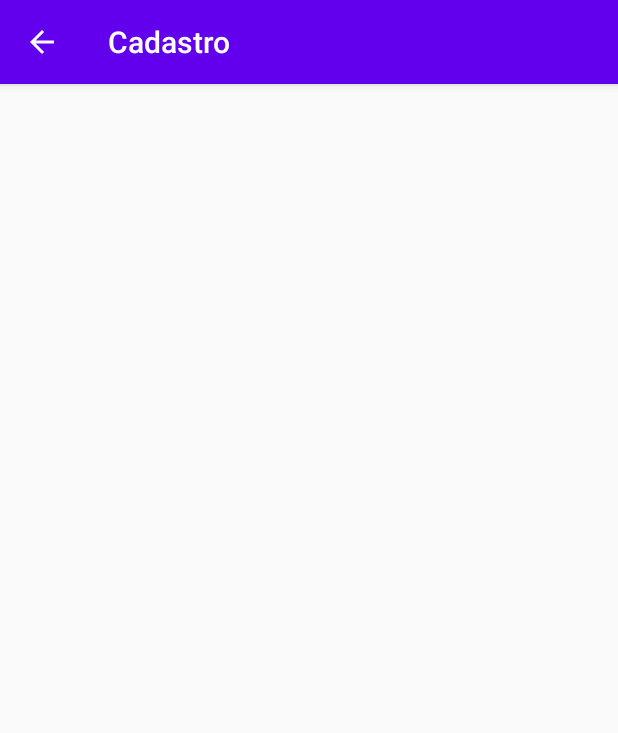
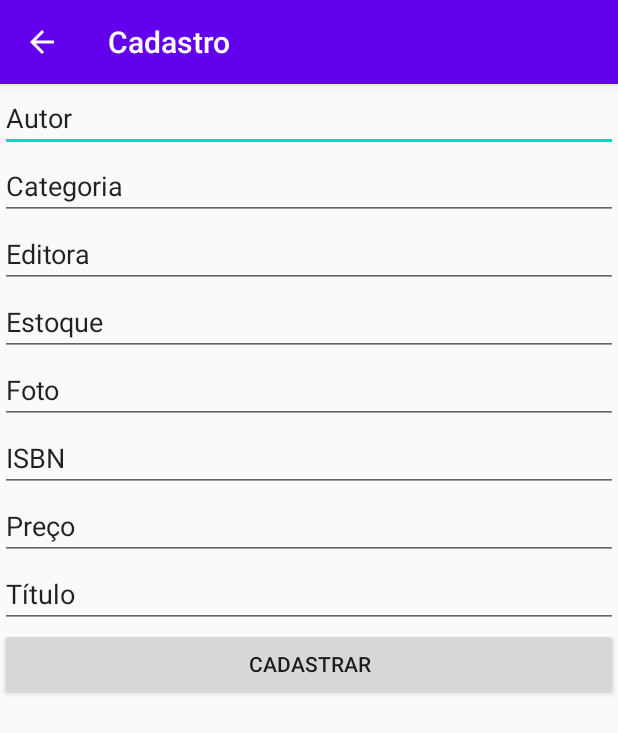
Before and after one commit to andre-prado/DevandoApp, an Android app: the CadastroActivity screen opened directly, with no data from a screen before it, on a phone screen of 412 x 824 dp. Shown: the top 733 px of the screen. Run offline under Robolectric (Android 15) with nearby library versions, the phone set to English and light mode, and no system bars.

Commit message:
AC 04 done!

```diff
--- a/app/build.gradle
+++ b/app/build.gradle
@@ -1,6 +1,7 @@
 apply plugin: 'com.android.application'
 apply plugin: 'kotlin-android'
 apply plugin: 'kotlin-android-extensions'
+apply plugin: 'kotlin-kapt'
 
 android {
     compileSdkVersion 30
@@ -34,6 +35,8 @@ dependencies {
     implementation 'com.google.code.gson:gson:2.8.0'
     implementation 'com.squareup.okhttp3:okhttp:3.8.0'
     implementation 'com.squareup.picasso:picasso:2.5.2'
+    implementation 'androidx.room:room-runtime:2.2.3'
+    kapt 'androidx.room:room-compiler:2.2.3'
     testImplementation 'junit:junit:4.12'
     androidTestImplementation 'androidx.test.ext:junit:1.1.2'
     androidTestImplementation 'androidx.test.espresso:espresso-core:3.3.0'
--- a/app/src/main/AndroidManifest.xml
+++ b/app/src/main/AndroidManifest.xml
@@ -3,6 +3,8 @@
     package="br.com.andreprado.devandoapp">
 
     <uses-permission android:name="android.permission.INTERNET" />
+    <uses-permission android:name="android.permission.ACCESS_NETWORK_STATE" />
+
 
     <application
         android:name=".DevandoApplication"
--- a/app/src/main/java/br/com/andreprado/devandoapp/Livro.kt
+++ b/app/src/main/java/br/com/andreprado/devandoapp/Livro.kt
@@ -1,9 +1,13 @@
 package br.com.andreprado.devandoapp
 
+import androidx.room.Entity
+import androidx.room.PrimaryKey
 import java.io.Serializable
 
+@Entity(tableName = "Livros")
 class Livro: Serializable {
 
+    @PrimaryKey
     var id:Long = 0
     var titulo = ""
     var autor = ""
--- a/app/src/main/java/br/com/andreprado/devandoapp/LivrosActivity.kt
+++ b/app/src/main/java/br/com/andreprado/devandoapp/LivrosActivity.kt
@@ -44,7 +44,7 @@ class LivrosActivity : DebugActivity() {
 
     fun taskLivros() {
         Thread {
-            this.livros = LivroService.getLivros()
+            this.livros = LivroService.getLivros(this)
             runOnUiThread {
                 recyclerLivros?.adapter = LivroAdapter(this.livros) { onClickLivro(it) }
             }
--- a/app/src/main/res/layout/activity_cadastro.xml
+++ b/app/src/main/res/layout/activity_cadastro.xml
@@ -1,9 +1,79 @@
 <?xml version="1.0" encoding="utf-8"?>
-<androidx.constraintlayout.widget.ConstraintLayout xmlns:android="http://schemas.android.com/apk/res/android"
+<LinearLayout xmlns:android="http://schemas.android.com/apk/res/android"
     xmlns:app="http://schemas.android.com/apk/res-auto"
     xmlns:tools="http://schemas.android.com/tools"
     android:layout_width="match_parent"
     android:layout_height="match_parent"
+    android:orientation="vertical"
     tools:context=".CadastroActivity">
 
-</androidx.constraintlayout.widget.ConstraintLayout>
+    <EditText
+        android:id="@+id/livroAutor"
+        android:layout_width="match_parent"
+        android:layout_height="wrap_content"
+        android:ems="10"
+        android:inputType="textPersonName"
+        android:text="Autor" />
+
+    <EditText
+        android:id="@+id/livroCategoria"
+        android:layout_width="match_parent"
+        android:layout_height="wrap_content"
+        android:ems="10"
+        android:inputType="textPersonName"
+        android:text="Categoria" />
+
+    <EditText
+        android:id="@+id/livroEditora"
+        android:layout_width="match_parent"
+        android:layout_height="wrap_content"
+        android:ems="10"
+        android:inputType="textPersonName"
+        android:text="Editora" />
+
+    <EditText
+        android:id="@+id/livroEstoque"
+        android:layout_width="match_parent"
+        android:layout_height="wrap_content"
+        android:ems="10"
+        android:inputType="textPersonName"
+        android:text="Estoque" />
+
+    <EditText
+        android:id="@+id/livroFoto"
+        android:layout_width="match_parent"
+        android:layout_height="wrap_content"
+        android:ems="10"
+        android:inputType="textPersonName"
+        android:text="Foto" />
+
+    <EditText
+        android:id="@+id/livroISBN"
+        android:layout_width="match_parent"
+        android:layout_height="wrap_content"
+        android:ems="10"
+        android:inputType="textPersonName"
+        android:text="ISBN" />
+
+    <EditText
+        android:id="@+id/livroPreco"
+        android:layout_width="match_parent"
+        android:layout_height="wrap_content"
+        android:ems="10"
+        android:inputType="textPersonName"
+        android:text="Preço" />
+
+    <EditText
+        android:id="@+id/livroTitulo"
+        android:layout_width="match_parent"
+        android:layout_height="wrap_content"
+        android:ems="10"
+        android:inputType="textPersonName"
+        android:text="Título" />
+
+    <Button
+        android:id="@+id/livroSalvar"
+        android:layout_width="match_parent"
+        android:layout_height="wrap_content"
+        android:text="Cadastrar" />
+</LinearLayout>
```
Also changed, not shown: app/src/main/java/br/com/andreprado/devandoapp/AndroidUtils.kt (added, +15 -0 lines), app/src/main/java/br/com/andreprado/devandoapp/CadastroActivity.kt (+18 -0 lines), app/src/main/java/br/com/andreprado/devandoapp/DataBaseManager.kt (added, +15 -0 lines), app/src/main/java/br/com/andreprado/devandoapp/DevandoDataBase.kt (added, +9 -0 lines), app/src/main/java/br/com/andreprado/devandoapp/LivroDAO.kt (added, +22 -0 lines), app/src/main/java/br/com/andreprado/devandoapp/LivroService.kt (+35 -5 lines).
